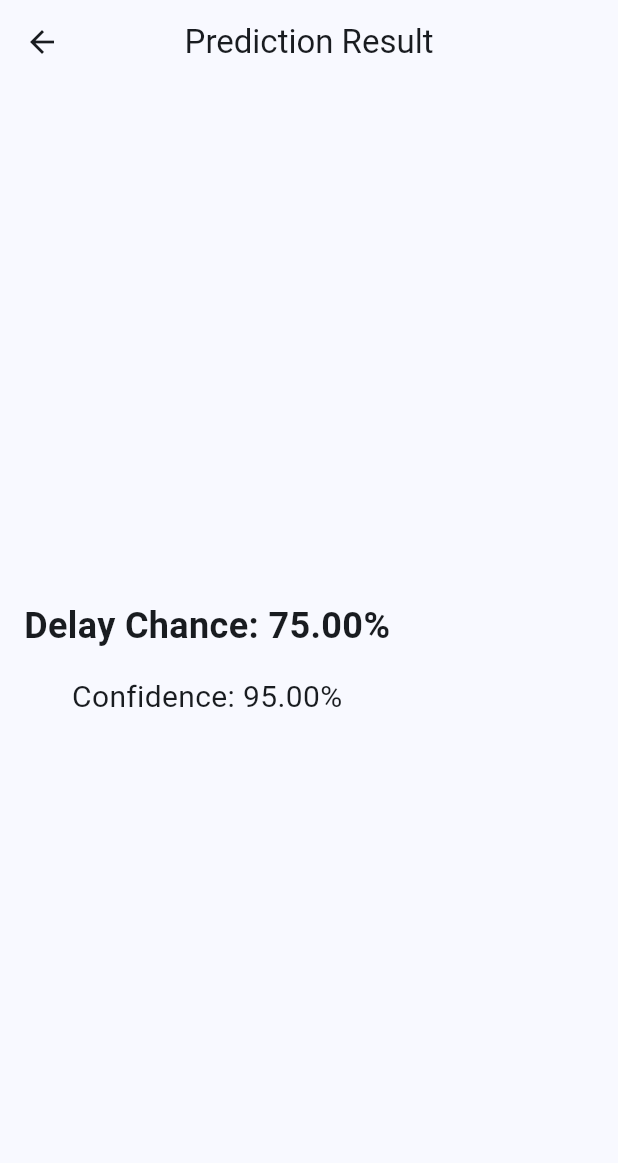
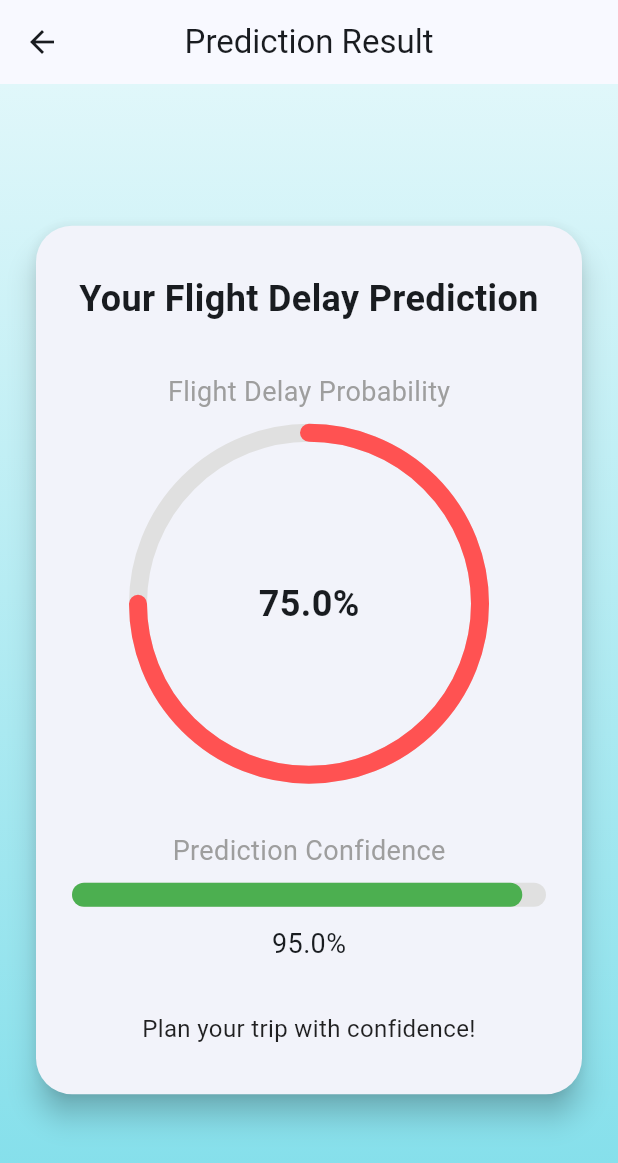
Before and after one commit to bruno-vsiqueira/flight-delay-hackaton, a Flutter app: the PredictionResultPage screen opened directly with empty values, on a phone screen of 412 x 824 dp. Shown: the top 1163 px of the screen. Run offline on Flutter 3.47's test engine with Material 3 defaults, Android fonts, the light colour scheme and no system bars; our stand-ins replace dartz, flutter_bloc.

Commit message:
Enhance PredictionResultPage UI with loading and error states, and add Circular and Linear percent indicators for better visual representation of flight delay predictions

```diff
--- a/app/mobile/app/lib/pages/prediction_result_page.dart
+++ b/app/mobile/app/lib/pages/prediction_result_page.dart
@@ -3,6 +3,8 @@ import 'package:flutter_bloc/flutter_bloc.dart';
 
 import '../cubit/predict_delay_cubit.dart';
 import '../models/day_of_week.dart';
+import '../widgets/circular_percent_indicator.dart';
+import '../widgets/linear_percent_indicator.dart';
 
 class PredictionResultPage extends StatelessWidget {
   final DayOfWeek selectedDay;
@@ -16,41 +18,144 @@ class PredictionResultPage extends StatelessWidget {
 
   @override
   Widget build(BuildContext context) {
+    // Trigger prediction when building the page
     context.read<PredictDelayCubit>().predictDelay(selectedDay, airportId);
 
     return Scaffold(
       appBar: AppBar(
         title: const Text('Prediction Result'),
       ),
-      body: BlocBuilder<PredictDelayCubit, PredictDelayState>(
+      body: Container(
+        decoration: const BoxDecoration(
+          gradient: LinearGradient(
+            colors: [Color(0xFFe0f7fa), Color(0xFF80deea)],
+            begin: Alignment.topCenter,
+            end: Alignment.bottomCenter,
+          ),
+        ),
+        width: double.infinity,
+        child: BlocBuilder<PredictDelayCubit, PredictDelayState>(
           builder: (context, state) {
             if (state is PredictDelayLoading) {
-            return const Center(child: CircularProgressIndicator());
-          } else if (state is PredictDelayError) {
-            return Center(child: Text(state.error));
-          } else if (state is PredictDelaySuccess) {
-            return Padding(
-              padding: const EdgeInsets.all(16.0),
+              return const Center(
                 child: Column(
                   mainAxisAlignment: MainAxisAlignment.center,
                   children: [
+                    CircularProgressIndicator(),
+                    SizedBox(height: 16),
                     Text(
-                    'Delay Chance: ${(state.response.delayChance * 100).toStringAsFixed(2)}%',
+                      "Analyzing flight data...",
+                      style: TextStyle(fontSize: 16, color: Colors.grey),
+                    ),
+                  ],
+                ),
+              );
+            } else if (state is PredictDelayError) {
+              return Center(
+                child: Card(
+                  margin: EdgeInsets.all(24),
+                  shape: RoundedRectangleBorder(
+                    borderRadius: BorderRadius.circular(16),
+                  ),
+                  elevation: 4,
+                  child: Padding(
+                    padding: EdgeInsets.all(24.0),
+                    child: Column(
+                      mainAxisSize: MainAxisSize.min,
+                      children: [
+                        Icon(Icons.error_outline, color: Colors.red, size: 64),
+                        SizedBox(height: 16),
+                        Text(
+                          'Oops! Something went wrong.',
+                          style: TextStyle(
+                              fontSize: 20, fontWeight: FontWeight.bold),
+                        ),
+                        SizedBox(height: 8),
+                        Text(
+                          state.error,
+                          textAlign: TextAlign.center,
+                          style: TextStyle(fontSize: 16, color: Colors.grey),
+                        ),
+                      ],
+                    ),
+                  ),
+                ),
+              );
+            } else if (state is PredictDelaySuccess) {
+              return Center(
+                child: Card(
+                  margin:
+                      const EdgeInsets.symmetric(horizontal: 24, vertical: 32),
+                  shape: RoundedRectangleBorder(
+                    borderRadius: BorderRadius.circular(24),
+                  ),
+                  elevation: 8,
+                  child: Padding(
+                    padding: const EdgeInsets.symmetric(
+                        horizontal: 24, vertical: 32),
+                    child: Column(
+                      mainAxisSize: MainAxisSize.min,
+                      children: [
+                        const Text(
+                          "Your Flight Delay Prediction",
+                          style: TextStyle(
+                              fontSize: 24, fontWeight: FontWeight.bold),
+                          textAlign: TextAlign.center,
+                        ),
+                        const SizedBox(height: 32),
+                        const Text(
+                          "Flight Delay Probability",
+                          style: TextStyle(fontSize: 18, color: Colors.grey),
+                        ),
+                        const SizedBox(height: 8),
+                        CircularPercentIndicator(
+                          radius: 120,
+                          lineWidth: 12,
+                          percent: state.response.delayChance.clamp(0, 1),
+                          center: Text(
+                            "${(state.response.delayChance * 100).toStringAsFixed(1)}%",
                             style: const TextStyle(
                                 fontSize: 24, fontWeight: FontWeight.bold),
                           ),
-                  const SizedBox(height: 16),
+                          progressColor: Colors.redAccent,
+                          backgroundColor: Colors.grey.shade300,
+                          animate: true,
+                        ),
+                        const SizedBox(height: 32),
+                        const Text(
+                          "Prediction Confidence",
+                          style: TextStyle(fontSize: 18, color: Colors.grey),
+                        ),
+                        const SizedBox(height: 8),
+                        LinearPercentIndicator(
+                          percent:
+                              (state.response.confidence / 100).clamp(0, 1),
+                          lineHeight: 16,
+                          progressColor: Colors.green,
+                          backgroundColor: Colors.grey.shade300,
+                          barRadius: const Radius.circular(8),
+                        ),
+                        const SizedBox(height: 12),
                         Text(
-                    'Confidence: ${state.response.confidence.toStringAsFixed(2)}%',
-                    style: const TextStyle(fontSize: 20),
+                          "${state.response.confidence.toStringAsFixed(1)}%",
+                          style: const TextStyle(fontSize: 18),
+                        ),
+                        const SizedBox(height: 32),
+                        const Text(
+                          "Plan your trip with confidence!",
+                          textAlign: TextAlign.center,
+                          style: TextStyle(fontSize: 16, color: Colors.black87),
                         ),
                       ],
+                    ),
+                  ),
                 ),
               );
             }
             return const SizedBox.shrink();
           },
         ),
+      ),
     );
   }
 }
--- /dev/null
+++ b/app/mobile/app/lib/widgets/circular_percent_indicator.dart
@@ -0,0 +1,92 @@
+import 'package:flutter/material.dart';
+
+class CircularPercentIndicator extends StatelessWidget {
+  final double radius;
+  final double lineWidth;
+  final double percent; // Value between 0 and 1
+  final Widget? center;
+  final Color progressColor;
+  final Color backgroundColor;
+  final bool animate;
+  final Duration animationDuration;
+
+  const CircularPercentIndicator({
+    super.key,
+    required this.radius,
+    required this.lineWidth,
+    required this.percent,
+    this.center,
+    this.progressColor = Colors.blue,
+    this.backgroundColor = const Color(0xFFE0E0E0),
+    this.animate = false,
+    this.animationDuration = const Duration(milliseconds: 500),
+  });
+
+  @override
+  Widget build(BuildContext context) {
+    return SizedBox(
+      width: radius * 2,
+      height: radius * 2,
+      child: TweenAnimationBuilder<double>(
+        tween: Tween<double>(
+          begin: 0,
+          end: percent.clamp(0, 1),
+        ),
+        duration: animate ? animationDuration : Duration.zero,
+        builder: (context, value, child) {
+          return CustomPaint(
+            painter: _CircularPercentPainter(
+              percent: value,
+              lineWidth: lineWidth,
+              progressColor: progressColor,
+              backgroundColor: backgroundColor,
+            ),
+            child: Center(child: center ?? const SizedBox.shrink()),
+          );
+        },
+      ),
+    );
+  }
+}
+
+class _CircularPercentPainter extends CustomPainter {
+  final double percent;
+  final double lineWidth;
+  final Color progressColor;
+  final Color backgroundColor;
+
+  _CircularPercentPainter({
+    required this.percent,
+    required this.lineWidth,
+    required this.progressColor,
+    required this.backgroundColor,
+  });
+
+  @override
+  void paint(Canvas canvas, Size size) {
+    final center = Offset(size.width / 2, size.height / 2);
+    final radius = (size.width - lineWidth) / 2;
+    final bgPaint = Paint()
+      ..color = backgroundColor
+      ..strokeWidth = lineWidth
+      ..style = PaintingStyle.stroke;
+    canvas.drawCircle(center, radius, bgPaint);
+
+    final progressPaint = Paint()
+      ..color = progressColor
+      ..strokeWidth = lineWidth
+      ..style = PaintingStyle.stroke
+      ..strokeCap = StrokeCap.round;
+    final sweepAngle = 2 * 3.141592653589793 * percent;
+    canvas.drawArc(
+      Rect.fromCircle(center: center, radius: radius),
+      -3.141592653589793 / 2,
+      sweepAngle,
+      false,
+      progressPaint,
+    );
+  }
+
+  @override
+  bool shouldRepaint(covariant CustomPainter oldDelegate) => true;
+}
--- /dev/null
+++ b/app/mobile/app/lib/widgets/linear_percent_indicator.dart
@@ -0,0 +1,47 @@
+import 'package:flutter/material.dart';
+
+class LinearPercentIndicator extends StatelessWidget {
+  final double percent;
+  final double lineHeight;
+  final Color backgroundColor;
+  final Color progressColor;
+  final Radius barRadius;
+  final Duration animationDuration;
+
+  const LinearPercentIndicator({
+    super.key,
+    required this.percent,
+    this.lineHeight = 16,
+    this.backgroundColor = const Color(0xFFE0E0E0),
+    this.progressColor = Colors.blue,
+    this.barRadius = const Radius.circular(8),
+    this.animationDuration = const Duration(milliseconds: 500),
+  });
+
+  @override
+  Widget build(BuildContext context) {
+    return LayoutBuilder(builder: (context, constraints) {
+      final width = constraints.maxWidth;
+      return Container(
+        width: width,
+        height: lineHeight,
+        decoration: BoxDecoration(
+          color: backgroundColor,
+          borderRadius: BorderRadius.all(barRadius),
+        ),
+        child: Stack(
+          children: [
+            AnimatedContainer(
+              duration: animationDuration,
+              width: width * percent.clamp(0, 1),
+              decoration: BoxDecoration(
+                color: progressColor,
+                borderRadius: BorderRadius.all(barRadius),
+              ),
+            ),
+          ],
+        ),
+      );
+    });
+  }
+}
```
Lines whose indentation alone changed are shown as unchanged.
